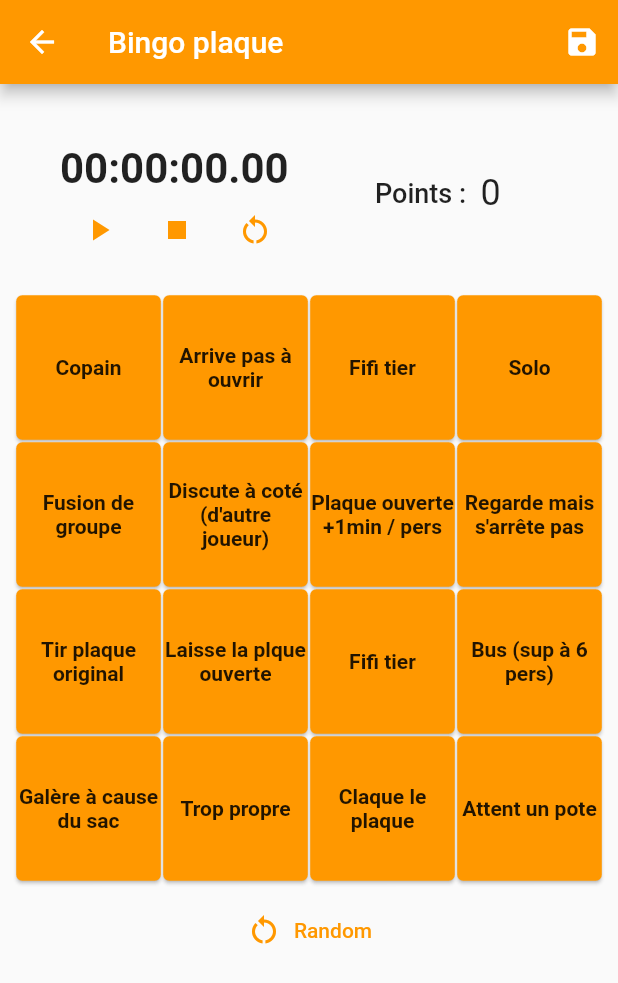
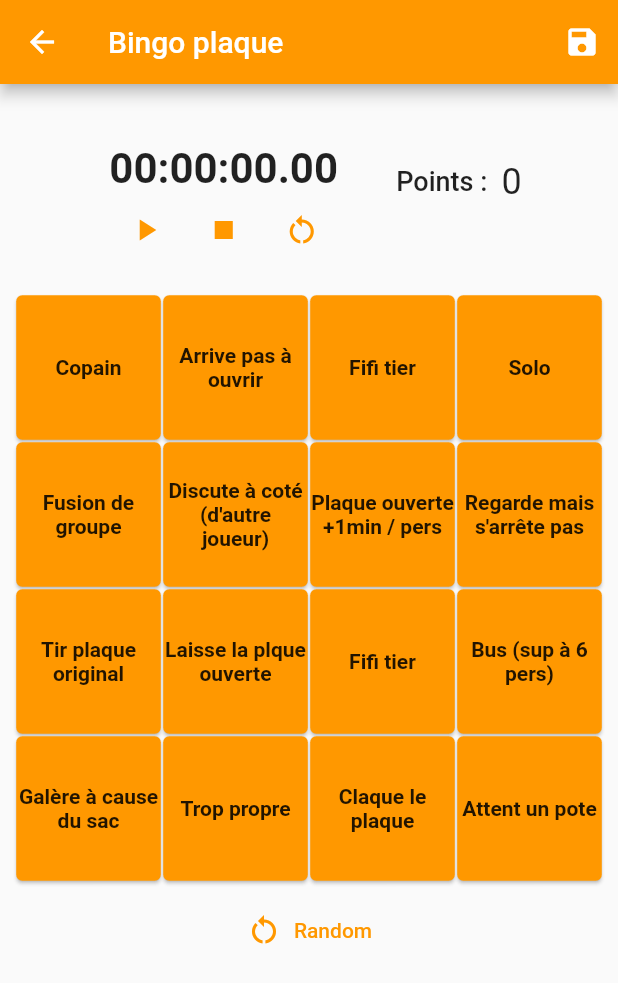
Before and after one commit to Extauren/Plaktago, a Flutter app: the screen it shows after launch, after a tap on "Jouer", on a phone screen of 412 x 824 dp. Shown: the top 983 px of the screen. Run offline on Flutter 3.47's test engine with Material 2 defaults, Android fonts, the light colour scheme and no system bars; our stand-ins replace stop_watch_timer.

Commit message:
Fix CSS for Home and Bingo pages

```diff
--- a/lib/game/bingo.dart
+++ b/lib/game/bingo.dart
@@ -60,10 +60,7 @@ class _Game extends State<Game> {
           ],
         ),
         body: ListView(children: [
-          //Center(
-          //child:
-          Row(
-            children: [
+          Row(mainAxisAlignment: MainAxisAlignment.center, children: [
             ConstrainedBox(
                 constraints: BoxConstraints(
                   maxWidth: 200,
@@ -71,24 +68,25 @@ class _Game extends State<Game> {
                 ),
                 child: Timer()),
             Container(
-                  margin: const EdgeInsets.only(left: 50, top: 15),
+                //margin: const EdgeInsets.only(left: 60, top: 15),
                 child: Row(
               //mainAxisAlignment: MainAxisAlignment.center,
               children: [
                 Text("Points : ",
-                          style: TextStyle(
-                              fontSize: 18, fontWeight: FontWeight.w500)),
+                    style:
+                        TextStyle(fontSize: 18, fontWeight: FontWeight.w500)),
                 Padding(
                     padding: const EdgeInsets.only(left: 5),
                     child: Text(
                       points.toString(),
-                            style: TextStyle(
-                                fontSize: 24, fontWeight: FontWeight.w400),
+                      style:
+                          TextStyle(fontSize: 24, fontWeight: FontWeight.w400),
                     ))
               ],
             ))
-            ],
-          ),
+            //],
+            //),
+          ]),
           Center(
               child: ConstrainedBox(
                   constraints:
--- a/lib/game/difficultyButton.dart
+++ b/lib/game/difficultyButton.dart
@@ -34,24 +34,21 @@ class _DifficultyButtonState extends State<DifficultyButton> {
     return MaterialApp(
       theme: ThemeData(
         useMaterial3: true,
-        //colorSchemeSeed: Colors.green,
       ),
       home: Scaffold(
         body: SafeArea(
+            child: Container(
+          alignment: Alignment.center,
           child: Column(
             children: <Widget>[
               Padding(
                   padding: const EdgeInsets.symmetric(vertical: 0),
-                  // child: Center(
-                  //     child:
                   child: Column(
-                    //mainAxisAlignment: MainAxisAlignment.center,
                     children: <Widget>[
                       Text("Difficulté :"),
                       DropdownMenu<DifficultyLabel>(
                         initialSelection: DifficultyLabel.green,
                         controller: colorController,
-                        //label: const Text('Color'),
                         dropdownMenuEntries: colorEntries,
                         onSelected: (DifficultyLabel? color) {
                           setState(() {
@@ -63,7 +60,7 @@ class _DifficultyButtonState extends State<DifficultyButton> {
                   )),
             ],
           ),
-        ),
+        )),
       ),
     );
   }
--- a/lib/game/plaqueTypeButton.dart
+++ b/lib/game/plaqueTypeButton.dart
@@ -22,7 +22,6 @@ class PlaqueTypeButton extends StatefulWidget {
 class _PlaqueTypeButtonState extends State<PlaqueTypeButton> {
   final TextEditingController colorController = TextEditingController();
   final TextEditingController iconController = TextEditingController();
-  //PlaqueType? selectecPlaque;
 
   @override
   Widget build(BuildContext context) {
@@ -34,13 +33,6 @@ class _PlaqueTypeButtonState extends State<PlaqueTypeButton> {
       );
     }
 
-    // final List<DropdownMenuEntry<IconLabel>> iconEntries =
-    //     <DropdownMenuEntry<IconLabel>>[];
-    // for (final IconLabel icon in IconLabel.values) {
-    //   iconEntries
-    //       .add(DropdownMenuEntry<IconLabel>(value: icon, label: icon.label));
-    // }
-
     return MaterialApp(
       theme: ThemeData(
         useMaterial3: true,
@@ -48,6 +40,8 @@ class _PlaqueTypeButtonState extends State<PlaqueTypeButton> {
       ),
       home: Scaffold(
         body: SafeArea(
+            child: Container(
+          alignment: Alignment.center,
           child: Column(
             children: <Widget>[
               Padding(
@@ -60,7 +54,6 @@ class _PlaqueTypeButtonState extends State<PlaqueTypeButton> {
                     DropdownMenu<PlaqueType>(
                       initialSelection: PlaqueType.triangle,
                       controller: colorController,
-                      //label: const Text('Color'),
                       dropdownMenuEntries: plaqueEntries,
                       onSelected: (PlaqueType? plaque) {
                         setState(() {
@@ -73,22 +66,8 @@ class _PlaqueTypeButtonState extends State<PlaqueTypeButton> {
               ),
             ],
           ),
-        ),
+        )),
       ),
     );
   }
 }
-
-// enum IconLabel {
-//   smile('Smile', Icons.sentiment_satisfied_outlined),
-//   cloud(
-//     'Cloud',
-//     Icons.cloud_outlined,
-//   ),
-//   brush('Brush', Icons.brush_outlined),
-//   heart('Heart', Icons.favorite);
-
-//   const IconLabel(this.label, this.icon);
-//   final String label;
-//   final IconData icon;
-// }
--- a/lib/game/timer/timer.dart
+++ b/lib/game/timer/timer.dart
@@ -33,10 +33,8 @@ class _Timer extends State<Timer> {
   @override
   Widget build(BuildContext context) {
     return Container(
-        margin: const EdgeInsets.only(left: 40, top: 40),
+        margin: const EdgeInsets.only(top: 40, right: 30),
         child: Column(
-          mainAxisAlignment: MainAxisAlignment.start,
-          crossAxisAlignment: CrossAxisAlignment.start,
           children: <Widget>[
             StreamBuilder<int>(
               stream: _stopWatchTimer.rawTime,
@@ -53,7 +51,7 @@ class _Timer extends State<Timer> {
               },
             ),
             Row(
-              //mainAxisAlignment: MainAxisAlignment.center,
+              mainAxisAlignment: MainAxisAlignment.center,
               children: <Widget>[
                 Padding(
                   padding: const EdgeInsets.symmetric(horizontal: 2),
--- a/lib/home.dart
+++ b/lib/home.dart
@@ -82,14 +82,11 @@ class _Home extends State<Home> {
                 style: TextStyle(fontSize: 13),
               )),
           Container(
-              margin: const EdgeInsets.only(top: 30.0, left: 10, right: 10),
-              child: ConstrainedBox(
-                  constraints: BoxConstraints(
-                      //maxWidth: MediaQuery.of(context).size.width - 50,
-                      ),
+              margin: EdgeInsets.all(20),
               child: Row(
                 children: <Widget>[
-                      Expanded(
+                  SizedBox(
+                      width: MediaQuery.of(context).size.width / 2.5,
                       child: ListTile(
                         title: Text(BingoType.plaque.name),
                         leading: Radio<BingoType>(
@@ -103,7 +100,8 @@ class _Home extends State<Home> {
                           },
                         ),
                       )),
-                      Expanded(
+                  SizedBox(
+                    width: MediaQuery.of(context).size.width / 2,
                     child: ListTile(
                       title: Text(BingoType.sousterre.name),
                       leading: Radio<BingoType>(
@@ -119,27 +117,55 @@ class _Home extends State<Home> {
                     ),
                   )
                 ],
-                  ))),
-          Row(children: [
+              )),
+          Row(mainAxisAlignment: MainAxisAlignment.center, children: [
             if (_bingoType == BingoType.plaque)
-              Container(
-                  margin: EdgeInsets.only(right: 70),
-                  child: ConstrainedBox(
+              ConstrainedBox(
                   constraints: BoxConstraints(
-                        maxWidth: 110,
-                        maxHeight: 200,
+                    maxWidth: MediaQuery.of(context).size.width / 2,
+                    maxHeight: 180,
                   ),
                   child: PlaqueTypeButton(
                     selectecPlaque: selectePlaque!,
-                      ))),
+                  )),
             ConstrainedBox(
                 constraints: BoxConstraints(
-                  maxWidth: 100,
-                  maxHeight: 200,
+                  maxWidth: MediaQuery.of(context).size.width / 2,
+                  maxHeight: 180,
                 ),
                 child: DifficultyButton()),
           ]),
-          OutlinedButton(onPressed: launchGame, child: const Text('Jouer')),
+          // ElevatedButton(
+          //   style: ElevatedButton.styleFrom(
+          //     primary: Colors.green,
+          //     onPrimary: Colors.white,
+          //     shadowColor: Colors.greenAccent,
+          //     elevation: 3,
+          //     shape: RoundedRectangleBorder(
+          //         borderRadius: BorderRadius.circular(32.0)),
+          //     minimumSize: Size(100, 40), //////// HERE
+          //   ),
+          //   onPressed: () {},
+          //   child: Text('Hey bro'),
+          // ),
+          LimitedBox(
+            maxWidth: 100, //MediaQuery.of(context).size.width / 2,
+            child: ElevatedButton(
+              onPressed: launchGame,
+              style: ElevatedButton.styleFrom(
+                elevation: 3,
+                shape: RoundedRectangleBorder(
+                    borderRadius: BorderRadius.circular(32.0)),
+                backgroundColor: Colors.orange,
+                fixedSize:
+                    Size.fromWidth(MediaQuery.of(context).size.width / 2),
+              ),
+              child: const Text(
+                'Jouer',
+                style: TextStyle(color: Colors.black),
+              ),
+            ),
+          )
         ]));
   }
 }
```
Lines whose indentation alone changed are shown as unchanged.
